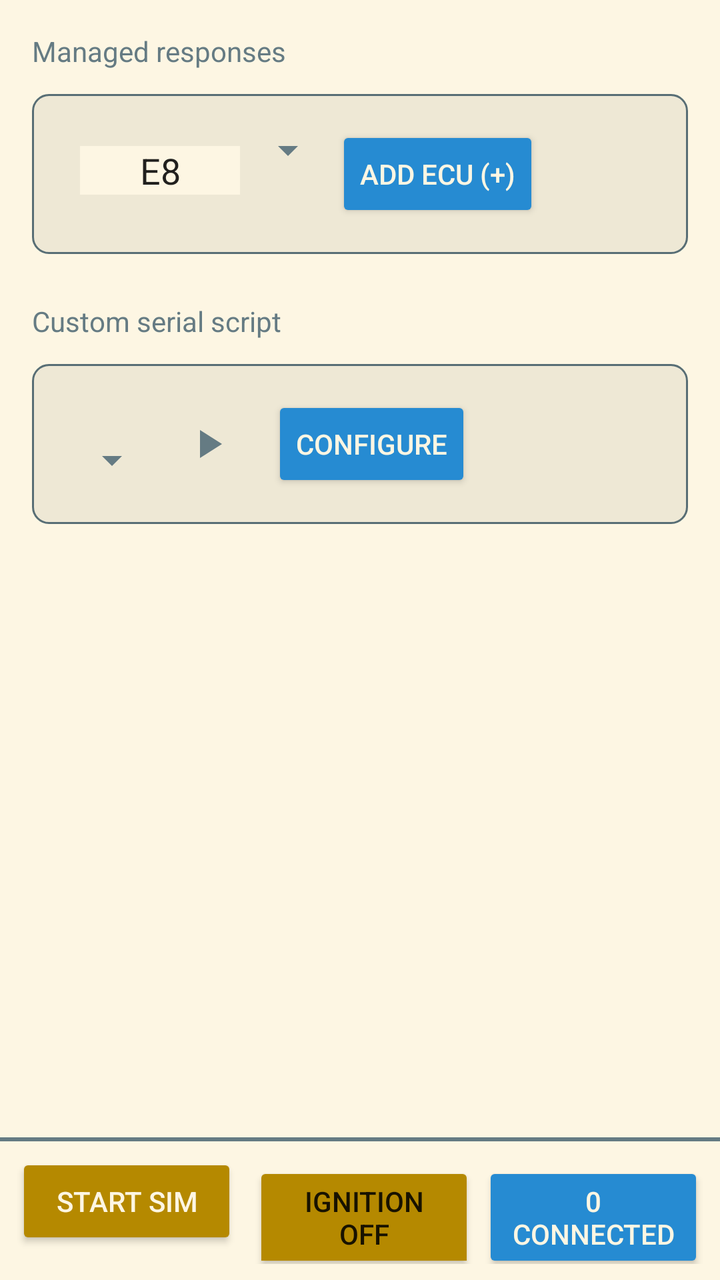
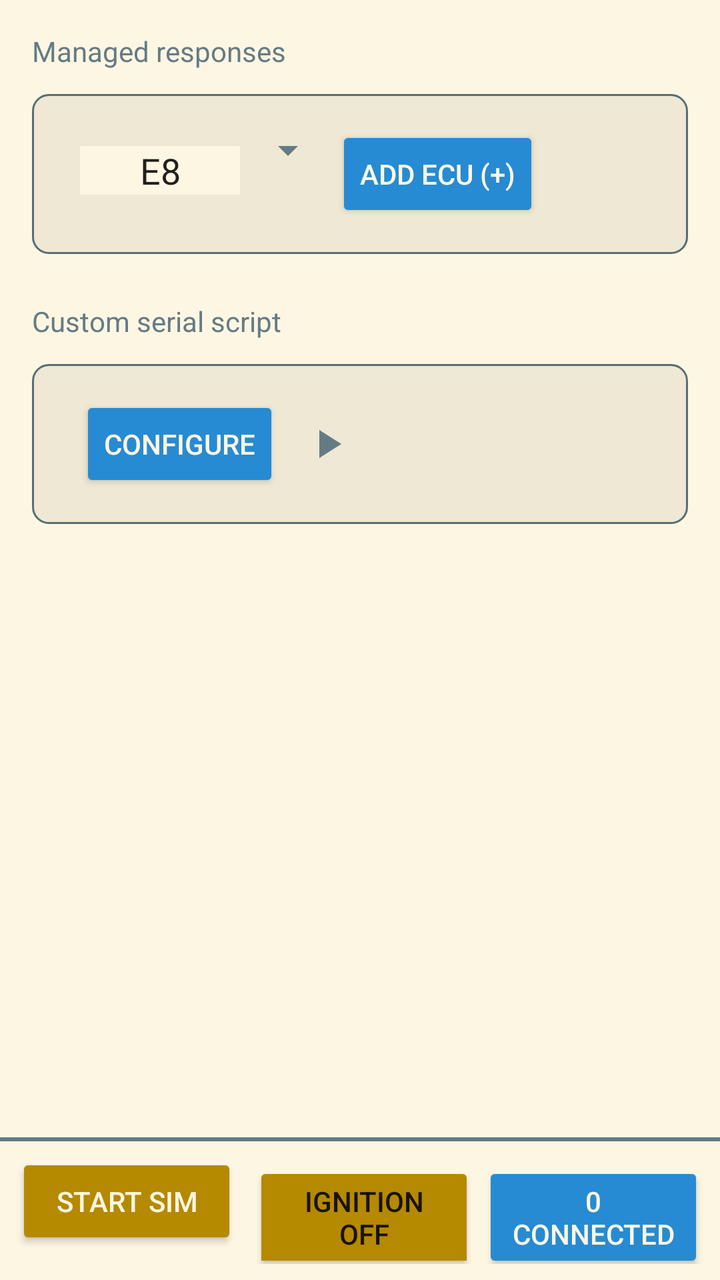

Screens rendered from an Android XML layout before and after an edit, with the pre-edit source and the edit as a unified diff.
<!-- AndroidManifest.xml: application theme Theme.Solarized -->
<!-- res/layout/sim.xml -->
<androidx.constraintlayout.widget.ConstraintLayout
    xmlns:android="http://schemas.android.com/apk/res/android"
    xmlns:app="http://schemas.android.com/apk/res-auto"
    android:layout_width="match_parent"
    android:layout_height="match_parent">

    
    <ScrollView
        android:id="@+id/sim_render_area"
        android:layout_width="0dp"
        android:layout_height="0dp"
        app:layout_constraintTop_toTopOf="parent"
        app:layout_constraintBottom_toTopOf="@id/bottom_bar"
        app:layout_constraintStart_toStartOf="parent"
        app:layout_constraintEnd_toEndOf="parent">

        <LinearLayout
            android:orientation="vertical"
            android:padding="8dp"
            android:layout_width="match_parent"
            android:layout_height="wrap_content" >

            <LinearLayout
                android:orientation="vertical"
                android:layout_width="match_parent"
                android:layout_height="wrap_content" >

                <TextView
                    android:layout_width="match_parent"
                    android:layout_height="wrap_content"
                    android:layout_marginStart="8dp"
                    android:layout_marginTop="8dp"
                    android:layout_marginEnd="8dp"
                    android:layout_marginBottom="4dp"
                    android:text="@string/sim_managed_responses"
                    android:textAppearance="?attr/textAppearanceSubtitle1" />

                <androidx.cardview.widget.CardView
                    android:layout_margin="8dp"
                    android:layout_width="match_parent"
                    android:layout_height="wrap_content"
                    android:radius="8dp"
                    app:cardBackgroundColor="@android:color/transparent"
                    app:cardElevation="0dp"
                    app:cardUseCompatPadding="false"
                    app:cardPreventCornerOverlap="false"
                    android:elevation="0dp">

                    <LinearLayout
                        android:layout_width="match_parent"
                        android:layout_height="wrap_content"
                        android:orientation="horizontal"
                        android:background="@drawable/border"
                        android:padding="16dp">

                        <EditText
                            android:id="@+id/ecu_id_input"
                            android:layout_width="80dp"
                            android:layout_height="wrap_content"
                            android:hint="E8"
                            android:maxLength="2"
                            android:inputType="textCapCharacters|textNoSuggestions"
                            android:ems="2"
                            android:gravity="center"
                            android:layout_marginStart="8dp"
                            android:background="?attr/android:colorPrimaryDark"
                            android:text="E8" />

                        <Spinner
                            android:id="@+id/ecu_type_spinner"
                            android:layout_width="wrap_content"
                            android:layout_height="wrap_content" />

                        <Button
                            android:id="@+id/add_ecu"
                            android:layout_width="wrap_content"
                            android:layout_height="wrap_content"
                            android:text="@string/sim_add_ecu" />

                    </LinearLayout>

                </androidx.cardview.widget.CardView>
                <LinearLayout
                    android:id="@+id/ecu_list"
                    android:orientation="vertical"
                    android:layout_width="match_parent"
                    android:layout_height="wrap_content" >
                </LinearLayout>
            </LinearLayout>

            <TextView
                android:layout_width="match_parent"
                android:layout_height="wrap_content"
                android:layout_marginStart="8dp"
                android:layout_marginTop="16dp"
                android:layout_marginEnd="8dp"
                android:layout_marginBottom="4dp"
                android:text="@string/sim_custom_serial_script"
                android:textAppearance="?attr/textAppearanceSubtitle1" />

            <androidx.cardview.widget.CardView
                android:id="@+id/custom_serial_script"
                android:layout_width="match_parent"
                android:layout_height="wrap_content"
                android:layout_margin="8dp"
                android:elevation="0dp"
                android:radius="8dp"
                app:cardBackgroundColor="@android:color/transparent"
                app:cardElevation="0dp"
                app:cardPreventCornerOverlap="false"
                app:cardUseCompatPadding="false">

                <LinearLayout
                    android:layout_width="match_parent"
                    android:layout_height="wrap_content"
                    android:orientation="horizontal"
                    android:background="@drawable/border"
                    android:padding="16dp"
                    android:gravity="center_vertical">
                    
                    <Spinner    
                        android:id="@+id/custom_serial_script_spinner"
                        android:layout_width="wrap_content"
                        android:layout_height="wrap_content"
                        android:layout_marginTop="8dp" />

                    <ImageButton
                        android:id="@+id/sim_custom_serial_script_play_pause"
                        android:layout_width="48dp"
                        android:layout_height="48dp"
                        android:layout_marginEnd="8dp"
                        android:background="?attr/selectableItemBackgroundBorderless"
                        android:contentDescription="@string/sim_custom_serial_script_play"
                        android:padding="12dp"
                        android:src="@drawable/ic_play" />

                    <Button
                        android:id="@+id/sim_custom_serial_script_open"
                        android:layout_width="wrap_content"
                        android:layout_height="wrap_content"
                        android:text="@string/sim_custom_serial_script_open" />

                </LinearLayout>

            </androidx.cardview.widget.CardView>

        </LinearLayout>

    </ScrollView>

    
    <LinearLayout
        android:id="@+id/bottom_bar"
        android:layout_width="0dp"
        android:layout_height="wrap_content"
        android:orientation="vertical"
        android:padding="8dp"
        android:background="@drawable/background_with_border_top"
        app:layout_constraintBottom_toBottomOf="parent"
        app:layout_constraintStart_toStartOf="parent"
        app:layout_constraintEnd_toEndOf="parent">

        <LinearLayout
            android:layout_width="match_parent"
            android:layout_height="wrap_content"
            android:orientation="horizontal">

            <Button
                android:id="@+id/sim_state"
                android:layout_width="0dp"
                android:layout_height="wrap_content"
                android:layout_weight="1"
                android:layout_marginEnd="4dp"
                android:backgroundTint="?attr/colorAccentInProgress"
                android:text="@string/sim_start_sim" />

            <ToggleButton
                android:id="@+id/ignition_state"
                android:layout_width="0dp"
                android:layout_height="wrap_content"
                android:layout_weight="1"
                android:layout_marginStart="4dp"
                android:textOff="@string/sim_ignition_off"
                android:textOn="@string/sim_ignition_on"
                android:backgroundTint="@color/ignition_state_tint"
                android:textColor="?android:attr/textColorPrimary"
                android:text="@string/sim_ignition_on" />

            <Button
                android:id="@+id/sim_connected_clients"
                android:layout_width="0dp"
                android:layout_height="wrap_content"
                android:layout_weight="1"
                android:layout_marginStart="4dp"
                android:text="@string/sim_connected_clients" />

        </LinearLayout>

    </LinearLayout>

</androidx.constraintlayout.widget.ConstraintLayout>
<!-- resources referenced by this layout -->
<resources>
  <!-- drawable border (drawable) -->
  <shape xmlns:android="http://schemas.android.com/apk/res/android">
      
      <solid android:color="?attr/colorPrimary"/>
  
      
      <stroke
          android:width="1dp"
          android:color="?attr/android:textColorSecondary"/>
  
      
      <corners android:radius="8dp"/>
  
      
      <padding
          android:left="8dp"
          android:top="8dp"
          android:right="8dp"
          android:bottom="8dp"/>
  </shape>
  <!-- drawable ic_play (drawable) -->
  <vector xmlns:android="http://schemas.android.com/apk/res/android"
      android:width="24dp"
      android:height="24dp"
      android:viewportWidth="24"
      android:viewportHeight="24">
  
      <path
          android:fillColor="?attr/colorControlNormal"
          android:pathData="M8,5v14l11,-7z" />
  
  </vector>
  <string name="sim_add_ecu">Add ECU (+)</string>
  <string name="sim_connected_clients">0 connected</string>
  <string name="sim_custom_serial_script">Custom serial script</string>
  <string name="sim_custom_serial_script_open">Configure</string>
  <string name="sim_custom_serial_script_play">Play custom serial script</string>
  <string name="sim_ignition_off">Ignition OFF</string>
  <string name="sim_ignition_on">Ignition ON</string>
  <string name="sim_managed_responses">Managed responses</string>
  <string name="sim_start_sim">Start Sim</string>
  <color name="sol_base2">#eee8d5</color>
  <color name="sol_base3">#fdf6e3</color>
  <color name="sol_blue">#268bd2</color>
  <color name="sol_green">#859900</color>
  <color name="sol_yellow">#b58900</color>
  <color name="sol_red">#dc322f</color>
  <color name="sol_base00">#657b83</color>
  <color name="sol_base01">#586e75</color>
  <style name="Solarized.TextView.Light" parent="TextAppearance.AppCompat">
          <item name="android:textColor">@color/sol_base00</item>
      </style>
  <style name="Solarized.EditText.Light" parent="Widget.AppCompat.EditText">
          <item name="backgroundTint">@color/sol_base1</item>
          <item name="android:textColor">@color/sol_base00</item>
          <item name="android:textColorHint">@color/sol_base01</item>
          <item name="android:backgroundTint">@color/sol_base1</item>
      </style>
  <style name="Solarized.Button.Light" parent="Widget.AppCompat.Button">
          <item name="android:textColor">@color/sol_base3</item>
          <item name="android:backgroundTint">@color/sol_blue</item>
      </style>
  <style name="Solarized.CheckBox.Light" parent="Widget.AppCompat.CompoundButton.CheckBox">
          <item name="android:textColor">@color/sol_base00</item>
          <item name="buttonTint">@color/sol_cyan</item>
      </style>
  <style name="Solarized.TextView.AlertDialog.Light" parent="Theme.AppCompat.Dialog.Alert">
          <item name="android:background">@color/sol_base2</item>
          <item name="android:textColor">@color/sol_base00</item>
          <item name="android:textColorPrimary">@color/sol_base00</item>
          <item name="android:textColorSecondary">@color/sol_base01</item>
          <item name="colorAccent">@color/sol_blue</item>
      </style>
  <color name="sol_base1">#93a1a1</color>
  <color name="sol_cyan">#2aa198</color>
  <!-- unchanged entries left out for length: 3 -->
</resources>

<!-- the commit's change to res/layout/sim.xml (unified diff, before → after) -->
@@ -118,11 +118,21 @@
                     android:padding="16dp"
                     android:gravity="center_vertical">
                     
-                    <Spinner    
+                    <Spinner
                         android:id="@+id/custom_serial_script_spinner"
                         android:layout_width="wrap_content"
+                        android:layout_height="48dp"
+                        android:layout_marginEnd="8dp"
+                        android:background="@drawable/spinner_border"
+                        android:gravity="center_vertical"
+                        android:paddingStart="12dp"
+                        android:paddingEnd="12dp" />
+
+                    <Button
+                        android:id="@+id/sim_custom_serial_script_open"
+                        android:layout_width="wrap_content"
                         android:layout_height="wrap_content"
-                        android:layout_marginTop="8dp" />
+                        android:text="@string/sim_custom_serial_script_open" />
 
                     <ImageButton
                         android:id="@+id/sim_custom_serial_script_play_pause"
@@ -133,12 +143,6 @@
                         android:contentDescription="@string/sim_custom_serial_script_play"
                         android:padding="12dp"
                         android:src="@drawable/ic_play" />
-
-                    <Button
-                        android:id="@+id/sim_custom_serial_script_open"
-                        android:layout_width="wrap_content"
-                        android:layout_height="wrap_content"
-                        android:text="@string/sim_custom_serial_script_open" />
 
                 </LinearLayout>
 
<!-- resource entries referenced after the edit -->
@@ -32,6 +32,26 @@
           android:pathData="M8,5v14l11,-7z" />
   
   </vector>
+  <!-- drawable spinner_border (drawable) -->
+  <?xml version="1.0" encoding="utf-8"?>
+  <shape xmlns:android="http://schemas.android.com/apk/res/android"
+      android:shape="rectangle">
+  
+      <solid android:color="@android:color/transparent" />
+  
+      <stroke
+          android:width="1dp"
+          android:color="?attr/colorControlNormal" />
+  
+      <corners android:radius="4dp" />
+  
+      <padding
+          android:left="12dp"
+          android:top="0dp"
+          android:right="12dp"
+          android:bottom="0dp" />
+  
+  </shape>
   <string name="sim_add_ecu">Add ECU (+)</string>
   <string name="sim_connected_clients">0 connected</string>
   <string name="sim_custom_serial_script">Custom serial script</string>
